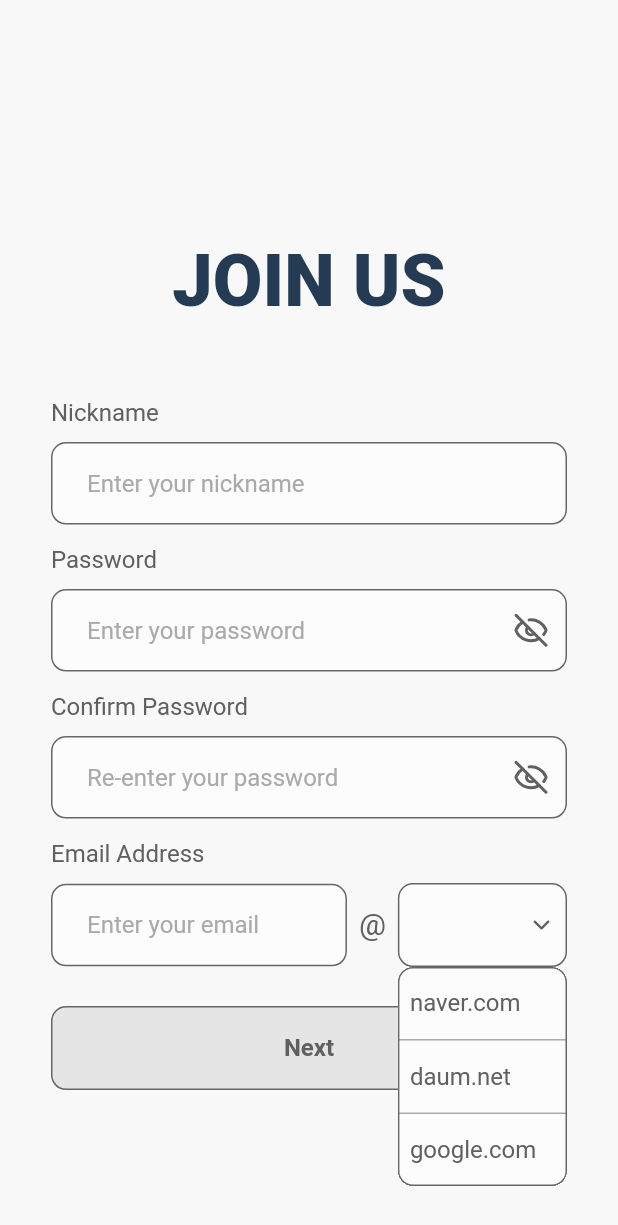
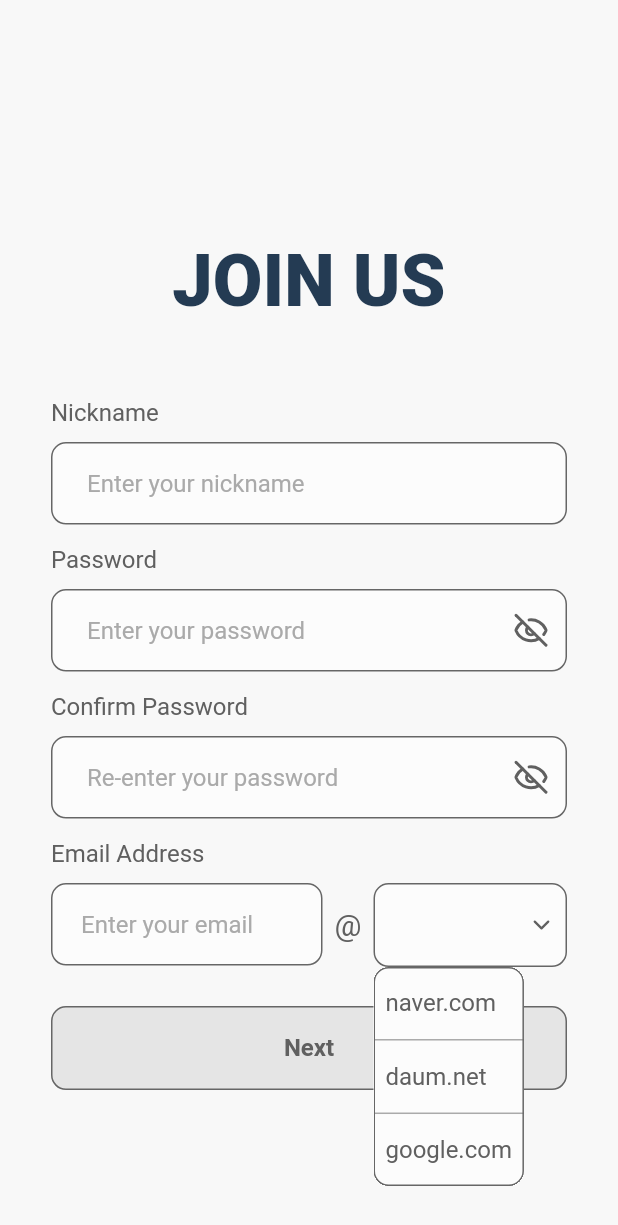
Before and after one commit to NebiusXNVIDIA-Global-AI-Hackathon/Dwell-FE, a Flutter app: the SignUpPage screen opened by its route, after a tap on an icon or button, on a phone screen of 412 x 824 dp. Shown: the top 1225 px of the screen. Run offline on Flutter 3.47's test engine with Material 3 defaults, Android fonts, the phone set to English and light mode, and no system bars; our stand-ins replace camera, file_picker, flutter_riverpod, flutter_slidable, flutter_svg, go_router and 5 more; missing offline and left inert: dart:js_interop, fquery, fquery_core, record, video_thumbnail_gen; Roboto replaces fonts that are missing (Pretendard Variable); project files that could hold a hidden picture were left out.

Commit message:
🐛 Fix: prevent email input row overflow and clipping

```diff
--- a/lib/features/auth/pages/sign_up_page.dart
+++ b/lib/features/auth/pages/sign_up_page.dart
@@ -4,6 +4,7 @@ import 'package:material_ui/material_ui.dart';
 
 import '../providers/sign_up_provider.dart';
 import '../widgets/email_domain_dropdown.dart';
+import '../widgets/email_input_row.dart';
 import '../widgets/sign_up_components.dart';
 
 class SignUpPage extends ConsumerStatefulWidget {
@@ -93,45 +94,29 @@ class _SignUpPageState extends ConsumerState<SignUpPage> {
             const SizedBox(height: 14),
             SignUpField(
               label: 'Email Address',
-              child: Row(
-                children: [
-                  Expanded(
-                    flex: 7,
-                    child: TextField(
+              child: EmailInputRow(
+                inputBuilder: (padding) => TextField(
                   key: const ValueKey('signup-email'),
                   controller: _email,
                   keyboardType: TextInputType.emailAddress,
                   autocorrect: false,
                   enableSuggestions: false,
                   style: const TextStyle(fontSize: 16, height: 1.2),
-                      decoration: signUpDecoration('Enter your email'),
+                  decoration: emailInputDecoration(
+                    signUpDecoration('Enter your email'),
+                    padding,
+                  ),
                   onChanged: (value) => controller.update(
-                        ref
-                            .read(signUpProvider)
-                            .copyWith(emailLocalPart: value),
+                    ref.read(signUpProvider).copyWith(emailLocalPart: value),
                   ),
                 ),
-                  ),
-                  const Padding(
-                    padding: EdgeInsets.symmetric(horizontal: 8),
-                    child: Text(
-                      '@',
-                      style: TextStyle(fontSize: 20, color: Color(0xFF606060)),
-                    ),
-                  ),
-                  Expanded(
-                    flex: 4,
-                    child: EmailDomainDropdown(
-                      value: draft.emailDomain.isEmpty
-                          ? null
-                          : draft.emailDomain,
+                dropdown: EmailDomainDropdown(
+                  value: draft.emailDomain.isEmpty ? null : draft.emailDomain,
                   showSelectionMark: true,
                   onChanged: (value) => controller.update(
                     ref.read(signUpProvider).copyWith(emailDomain: value),
                   ),
                 ),
-                  ),
-                ],
               ),
             ),
             const SizedBox(height: 26),
--- a/lib/features/auth/widgets/email_domain_dropdown.dart
+++ b/lib/features/auth/widgets/email_domain_dropdown.dart
@@ -1,3 +1,5 @@
+import 'dart:math' as math;
+
 import 'package:lucide_icons_flutter/lucide_icons.dart';
 import 'package:material_ui/material_ui.dart';
 
@@ -13,6 +15,9 @@ class EmailDomainDropdown extends StatefulWidget {
     this.controlKey = const ValueKey('email-domain'),
     this.maxMenuHeight,
     this.optionNames = const {},
+    this.horizontalPadding = 8,
+    this.arrowGap = 8,
+    this.minimumMenuWidth,
   });
   final String? value;
   final ValueChanged<String> onChanged;
@@ -23,6 +28,28 @@ class EmailDomainDropdown extends StatefulWidget {
   final Key controlKey;
   final double? maxMenuHeight;
   final Map<String, String> optionNames;
+  final double horizontalPadding, arrowGap;
+  final double? minimumMenuWidth;
+
+  EmailDomainDropdown withLayout({
+    required double horizontalPadding,
+    required double arrowGap,
+    required double minimumMenuWidth,
+  }) => EmailDomainDropdown(
+    key: key,
+    value: value,
+    onChanged: onChanged,
+    enabled: enabled,
+    options: options,
+    showSelectionMark: showSelectionMark,
+    semanticLabel: semanticLabel,
+    controlKey: controlKey,
+    maxMenuHeight: maxMenuHeight,
+    optionNames: optionNames,
+    horizontalPadding: horizontalPadding,
+    arrowGap: arrowGap,
+    minimumMenuWidth: minimumMenuWidth,
+  );
   static const domains = ['naver.com', 'daum.net', 'google.com'];
 
   @override
@@ -50,19 +77,22 @@ class _EmailDomainDropdownState extends State<EmailDomainDropdown> {
   Widget build(BuildContext context) => LayoutBuilder(
     builder: (context, constraints) {
       final width = constraints.maxWidth;
+      final menuWidth = math
+          .max(width, widget.minimumMenuWidth ?? width)
+          .clamp(0.0, MediaQuery.sizeOf(context).width - 16);
       return MenuAnchor(
         controller: _menu,
         childFocusNode: _focus,
         useRootOverlay: true,
         consumeOutsideTap: true,
-        crossAxisUnconstrained: false,
+        crossAxisUnconstrained: widget.minimumMenuWidth != null,
         onOpen: () => setState(() => _open = true),
         onClose: () {
           if (mounted) setState(() => _open = false);
         },
         style: MenuStyle(
           alignment: Alignment.bottomLeft,
-          fixedSize: WidgetStatePropertyAll(Size.fromWidth(width)),
+          fixedSize: WidgetStatePropertyAll(Size.fromWidth(menuWidth)),
           maximumSize: widget.maxMenuHeight == null
               ? null
               : WidgetStatePropertyAll(Size(width, widget.maxMenuHeight!)),
@@ -108,7 +138,7 @@ class _EmailDomainDropdownState extends State<EmailDomainDropdown> {
                 overlayColor: WidgetStatePropertyAll(Colors.transparent),
                 splashFactory: NoSplash.splashFactory,
               ),
-              child: Text(domain, softWrap: true),
+              child: Text(domain, maxLines: 1, softWrap: false),
             ),
           ],
         ],
@@ -125,8 +155,8 @@ class _EmailDomainDropdownState extends State<EmailDomainDropdown> {
             style:
                 OutlinedButton.styleFrom(
                   minimumSize: const Size(0, 56),
-                  padding: const EdgeInsets.symmetric(
-                    horizontal: 8,
+                  padding: EdgeInsets.symmetric(
+                    horizontal: widget.horizontalPadding,
                     vertical: 12,
                   ),
                   foregroundColor: const Color(0xFF606060),
@@ -147,9 +177,11 @@ class _EmailDomainDropdownState extends State<EmailDomainDropdown> {
                   child: Text(
                     widget.value ?? '',
                     style: const TextStyle(fontSize: 16),
-                    softWrap: true,
+                    maxLines: 1,
+                    softWrap: false,
                   ),
                 ),
+                SizedBox(width: widget.arrowGap),
                 Icon(
                   _open ? LucideIcons.chevronDown : LucideIcons.chevronUp,
                   size: 18,
--- /dev/null
+++ b/lib/features/auth/widgets/email_input_row.dart
@@ -0,0 +1,149 @@
+import 'dart:math' as math;
+
+import 'package:material_ui/material_ui.dart';
+
+import 'email_domain_dropdown.dart';
+
+/// Labels sit outside these fields, so an outline's floating-label gap is unused.
+InputDecoration emailInputDecoration(
+  InputDecoration decoration,
+  EdgeInsets padding,
+) {
+  InputBorder? withoutGap(InputBorder? border) =>
+      border is OutlineInputBorder ? border.copyWith(gapPadding: 0) : border;
+  return decoration.copyWith(
+    contentPadding: padding,
+    border: withoutGap(decoration.border),
+    enabledBorder: withoutGap(decoration.enabledBorder),
+    focusedBorder: withoutGap(decoration.focusedBorder),
+    disabledBorder: withoutGap(decoration.disabledBorder),
+    errorBorder: withoutGap(decoration.errorBorder),
+    focusedErrorBorder: withoutGap(decoration.focusedErrorBorder),
+  );
+}
+
+/// Fit the controls inside the available width; never scroll the email group.
+class EmailInputRow extends StatelessWidget {
+  const EmailInputRow({
+    super.key,
+    required this.inputBuilder,
+    required this.dropdown,
+  });
+  final TextField Function(EdgeInsets padding) inputBuilder;
+  final EmailDomainDropdown dropdown;
+
+  @override
+  Widget build(BuildContext context) {
+    final scaler = MediaQuery.textScalerOf(context);
+    final theme = Theme.of(context);
+    final domainStyle = theme.textTheme.labelLarge!.copyWith(fontSize: 16);
+    final hintStyle = theme.textTheme.bodyLarge!.copyWith(
+      fontSize: 16,
+      height: 1.2,
+    );
+    final atStyle = theme.textTheme.bodyLarge!.copyWith(
+      fontSize: 20,
+      color: const Color(0xFF606060),
+    );
+    double measure(String value, TextStyle style) {
+      final painter = TextPainter(
+        text: TextSpan(text: value, style: style),
+        textScaler: scaler,
+        textDirection: Directionality.of(context),
+        maxLines: 1,
+      )..layout();
+      final width = painter.width.ceilToDouble();
+      painter.dispose();
+      return width;
+    }
+
+    final domainText = EmailDomainDropdown.domains
+        .map((value) => measure(value, domainStyle))
+        .reduce(math.max);
+    final hintWidth = measure('Enter your email', hintStyle) + 8;
+    final atText = measure('@', atStyle);
+    final height = math.max(56.0, scaler.scale(16) * 1.2 + 36);
+    // Field padding, domain padding, arrow gap, total spacing around @.
+    const spacings = [
+      (20.0, 8.0, 8.0, 16.0),
+      (8.0, 4.0, 4.0, 8.0),
+      (2.0, 2.0, 2.0, 2.0),
+    ];
+    double domainWidth((double, double, double, double) spacing) =>
+        domainText + spacing.$2 * 2 + spacing.$3 + 18 + 2;
+    return LayoutBuilder(
+      builder: (context, constraints) {
+        final available = constraints.maxWidth;
+        final inline = spacings.where(
+          (s) =>
+              hintWidth + s.$1 * 2 + atText + s.$4 + domainWidth(s) <=
+              available,
+        );
+        final stacked = inline.isEmpty && scaler.scale(16) > 16;
+        final spacing = stacked
+            ? spacings.firstWhere(
+                (s) => atText + s.$4 + domainWidth(s) <= available,
+                orElse: () => spacings.last,
+              )
+            : inline.isEmpty
+            ? spacings.last
+            : inline.first;
+        final inputPadding = stacked
+            ? spacings
+                  .firstWhere(
+                    (s) => hintWidth + s.$1 * 2 <= available,
+                    orElse: () => spacings.last,
+                  )
+                  .$1
+            : spacing.$1;
+        final input = SizedBox(
+          height: height,
+          child: inputBuilder(
+            EdgeInsets.symmetric(horizontal: inputPadding, vertical: 18),
+          ),
+        );
+        final control = dropdown.withLayout(
+          horizontalPadding: spacing.$2,
+          arrowGap: spacing.$3,
+          minimumMenuWidth: domainText + 48,
+        );
+        Widget at() => SizedBox(
+          width: atText + spacing.$4,
+          child: Center(
+            child: Text('@', style: atStyle, maxLines: 1, softWrap: false),
+          ),
+        );
+        if (stacked) {
+          return Column(
+            crossAxisAlignment: CrossAxisAlignment.stretch,
+            children: [
+              input,
+              const SizedBox(height: 10),
+              SizedBox(
+                height: height,
+                child: Row(
+                  crossAxisAlignment: CrossAxisAlignment.stretch,
+                  children: [
+                    at(),
+                    Expanded(child: control),
+                  ],
+                ),
+              ),
+            ],
+          );
+        }
+        return SizedBox(
+          height: height,
+          child: Row(
+            crossAxisAlignment: CrossAxisAlignment.stretch,
+            children: [
+              Expanded(child: input),
+              at(),
+              SizedBox(width: domainWidth(spacing), child: control),
+            ],
+          ),
+        );
+      },
+    );
+  }
+}
--- a/lib/features/auth/widgets/login_form.dart
+++ b/lib/features/auth/widgets/login_form.dart
@@ -2,6 +2,7 @@ import 'package:lucide_icons_flutter/lucide_icons.dart';
 import 'package:material_ui/material_ui.dart';
 
 import 'email_domain_dropdown.dart';
+import 'email_input_row.dart';
 
 /// Integration hooks never create a session or navigate on their own.
 class LoginForm extends StatefulWidget {
@@ -147,12 +148,8 @@ class _LoginFormState extends State<LoginForm> {
           style: TextStyle(color: Color(0xFF606060), fontSize: 16, height: 1.2),
         ),
         const SizedBox(height: 10),
-        Row(
-          crossAxisAlignment: CrossAxisAlignment.center,
-          children: [
-            Expanded(
-              flex: 7,
-              child: TextField(
+        EmailInputRow(
+          inputBuilder: (padding) => TextField(
             key: const ValueKey('login-email'),
             controller: _email,
             enabled: !_busy,
@@ -161,20 +158,13 @@ class _LoginFormState extends State<LoginForm> {
             keyboardType: TextInputType.emailAddress,
             textInputAction: TextInputAction.next,
             style: const TextStyle(fontSize: 16, height: 1.2),
-                decoration: _decoration('Enter your email'),
+            decoration: emailInputDecoration(
+              _decoration('Enter your email'),
+              padding,
+            ),
             onChanged: (_) => setState(() => _notice = null),
           ),
-            ),
-            const Padding(
-              padding: EdgeInsets.symmetric(horizontal: 8),
-              child: Text(
-                '@',
-                style: TextStyle(color: Color(0xFF606060), fontSize: 20),
-              ),
-            ),
-            Expanded(
-              flex: 4,
-              child: EmailDomainDropdown(
+          dropdown: EmailDomainDropdown(
             value: _domain,
             enabled: !_busy,
             onChanged: (domain) => setState(() {
@@ -182,8 +172,6 @@ class _LoginFormState extends State<LoginForm> {
               _notice = null;
             }),
           ),
-            ),
-          ],
         ),
         const SizedBox(height: 18),
         const Text(
```
Also changed, not shown: 3 other files. Lines whose indentation alone changed are shown as unchanged.
